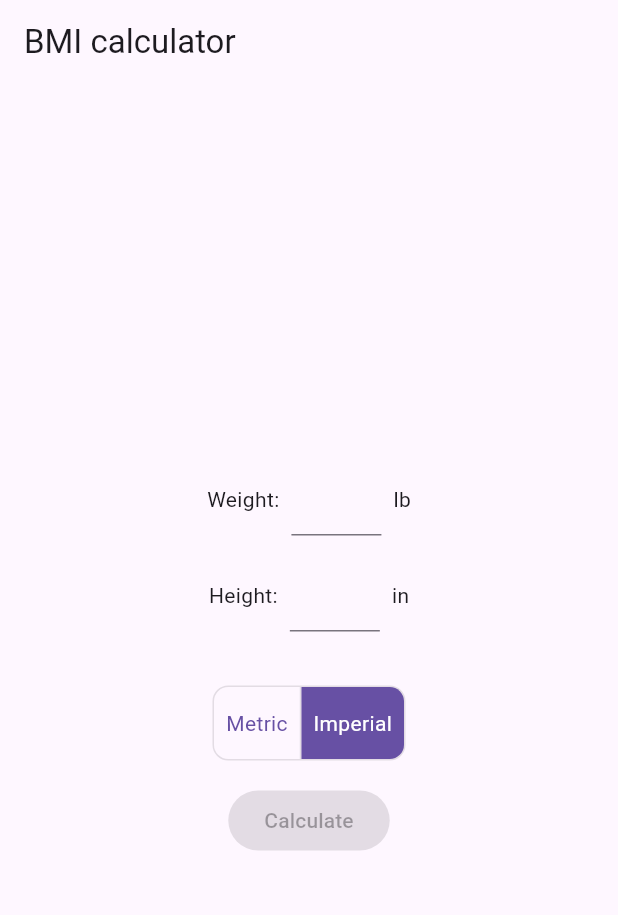
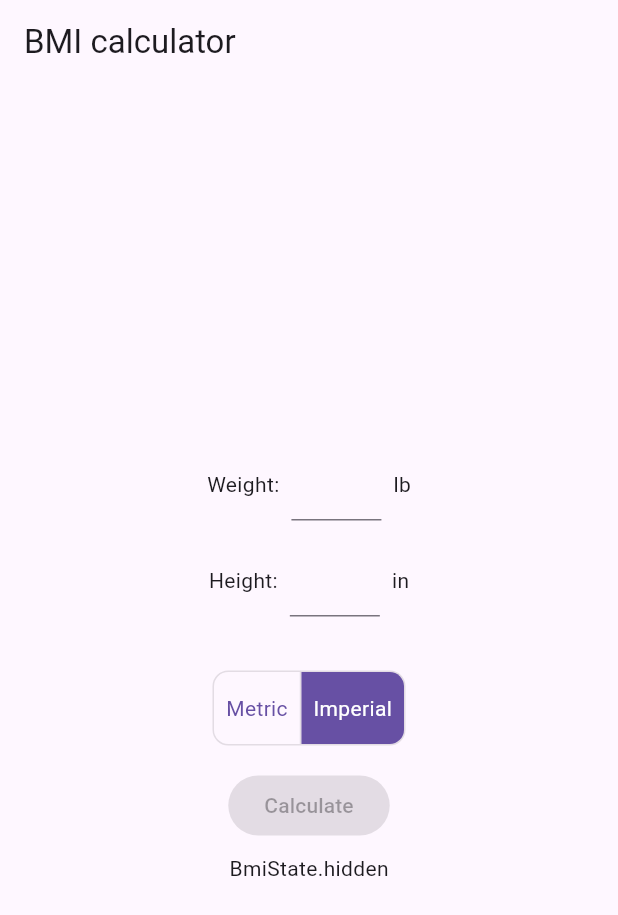
Before and after one commit to xszabo3/flutter_bmi, a Flutter app: the screen it shows after launch, after a tap on "Imperial", on a phone screen of 412 x 824 dp. Shown: the top 915 px of the screen. Run offline on Flutter 3.47's test engine with Material 3 defaults, Android fonts, the phone set to English and light mode, and no system bars; our stand-ins replace flutter_riverpod, riverpod_annotation; generated files the repository leaves out were written again.

Commit message:
feat: make futureprovider react to state

```diff
--- a/lib/logic/bmi_logic.dart
+++ b/lib/logic/bmi_logic.dart
@@ -5,7 +5,7 @@ import 'package:riverpod_annotation/riverpod_annotation.dart';
 part 'bmi_logic.g.dart';
 
 extension BmiModelExt on BmiModel {
-  BmiModel copyWith({Unit? unit, (double?,)? height, (double?,)? weight, bool? bmiState}) {
+  BmiModel copyWith({Unit? unit, (double?,)? height, (double?,)? weight, BmiState? bmiState}) {
     return BmiModel(
       unit ?? this.unit,
       height != null ? height.$1 : this.height,
@@ -20,7 +20,7 @@ class BmiViewModel extends _$BmiViewModel {
 
   @override
   BmiModel build() {
-    return const BmiModel(Unit.metric, null, null, false);
+    return const BmiModel(Unit.metric, null, null, BmiState.hidden);
   }
 
   final heightTextController = TextEditingController();
@@ -50,7 +50,7 @@ class BmiViewModel extends _$BmiViewModel {
     weightTextController.text = converter(weight, newUnit.weightconverter);
   }
 
-  void update({Unit? unit, (double?,)? height, (double?,)? weight, bool? bmiState}){
+  void update({Unit? unit, (double?,)? height, (double?,)? weight, BmiState? bmiState}){
     state = state.copyWith(
       unit: unit,
       height: height,
@@ -77,20 +77,23 @@ class BmiViewModel extends _$BmiViewModel {
       if(height == this.height){
         return;
       }
-      update(height: (height,), weight: null, bmiState: false);
+      update(height: (height,), weight: null, bmiState: BmiState.hidden);
     });
     weightTextController.addListener((){
       var weight = double.tryParse(weightTextController.text);
       if(weight == this.weight){
         return;
       }
-      update(weight: (weight,), bmiState: false);
+      update(weight: (weight,), bmiState: BmiState.hidden);
     });
   }
 }
 
 final bmiProvider = FutureProvider((ref) async {
+  ref.watch(bmiViewModelProvider.select((v) => v.bmiState));
   final uiState = ref.read(bmiViewModelProvider);
-  if(uiState.valid) return uiState.calculate();
+  if(uiState.valid) {
+    return ref.read(bmiViewModelProvider).calculate();
+  }
   return (null,);
 });
--- a/lib/model/bmi_model.dart
+++ b/lib/model/bmi_model.dart
@@ -18,6 +18,11 @@ enum Unit{
   final double weightconverter;
   final double heightconverter;
 }
+enum BmiState{
+  hidden, value1, value2
+}
+
+
 
 enum BmiCategory{
   underweight,
@@ -31,7 +36,7 @@ class BmiModel{
   final Unit unit;
   final double? height;
   final double? weight;
-  final bool bmiState;
+  final BmiState bmiState;
 
   const BmiModel(this.unit, this.height, this.weight, this.bmiState);
 
@@ -52,4 +57,8 @@ class BmiModel{
         return ((weight! / (height! * height!)) * unit.conversionFactor,);
       });
   }
+
+  BmiState refreshValue(){
+    return bmiState == BmiState.value1 ? BmiState.value2 : BmiState.value1;
+  }
 }
--- a/lib/ui/bmi_page.dart
+++ b/lib/ui/bmi_page.dart
@@ -59,8 +59,8 @@ class PageContents extends ConsumerWidget {
   @override
   Widget build(BuildContext context, WidgetRef ref) {
     void Function()? pressHandler = ref.watch(bmiViewModelProvider).valid ? () {
-      ref.invalidate(bmiProvider);
-      ref.read(bmiViewModelProvider.notifier).update(bmiState: true);
+      final viewModel = ref.read(bmiViewModelProvider.notifier);
+      viewModel.update(bmiState: ref.read(bmiViewModelProvider).refreshValue());
     } : null;
     enterPressHandler() {
       if(pressHandler != null) pressHandler();
@@ -92,7 +92,8 @@ class PageContents extends ConsumerWidget {
           child: CalculateButton(pressHandler: pressHandler,),
         ),
         //Result
-        if(ref.watch(bmiViewModelProvider).bmiState) ...[
+        Text('${ref.watch(bmiViewModelProvider).bmiState}'),
+        if(ref.watch(bmiViewModelProvider).bmiState != BmiState.hidden)
           bmi.when(
             skipLoadingOnRefresh: false,
             data: (data) => Padding(
@@ -110,9 +111,7 @@ class PageContents extends ConsumerWidget {
             ),
             loading: () => const CircularProgressIndicator()
           )
-        ] else ...[
-          Container()
-        ]
+        else Container()
       ],
     );
   }
```
Also changed, not shown: 1 other file.
